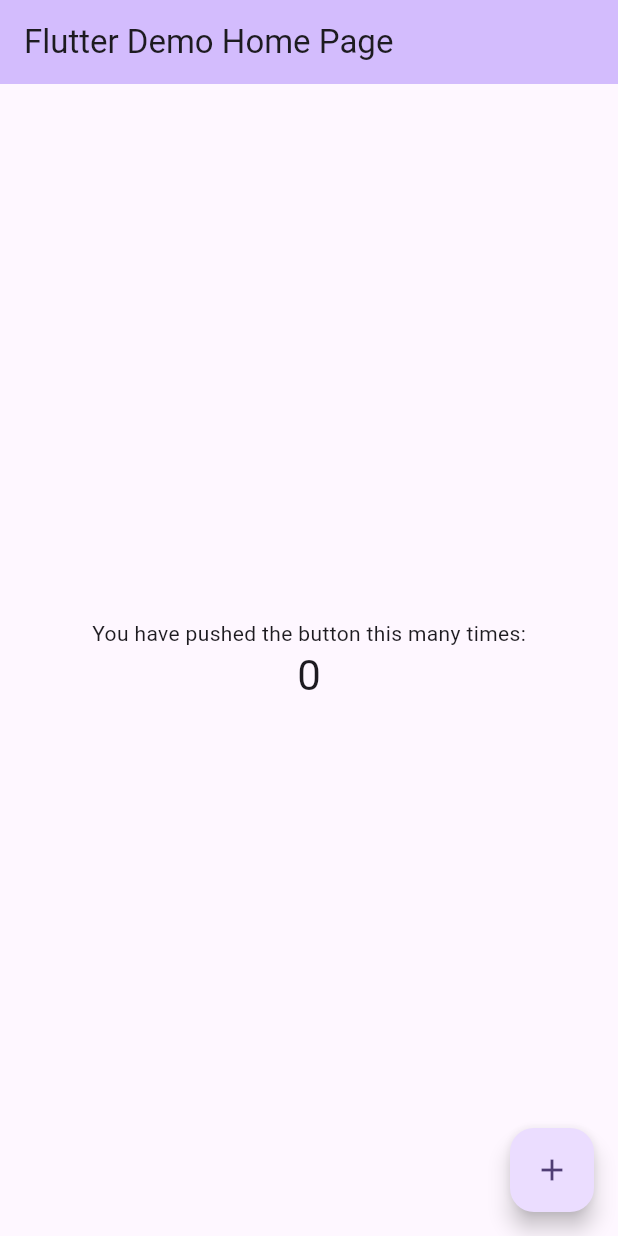
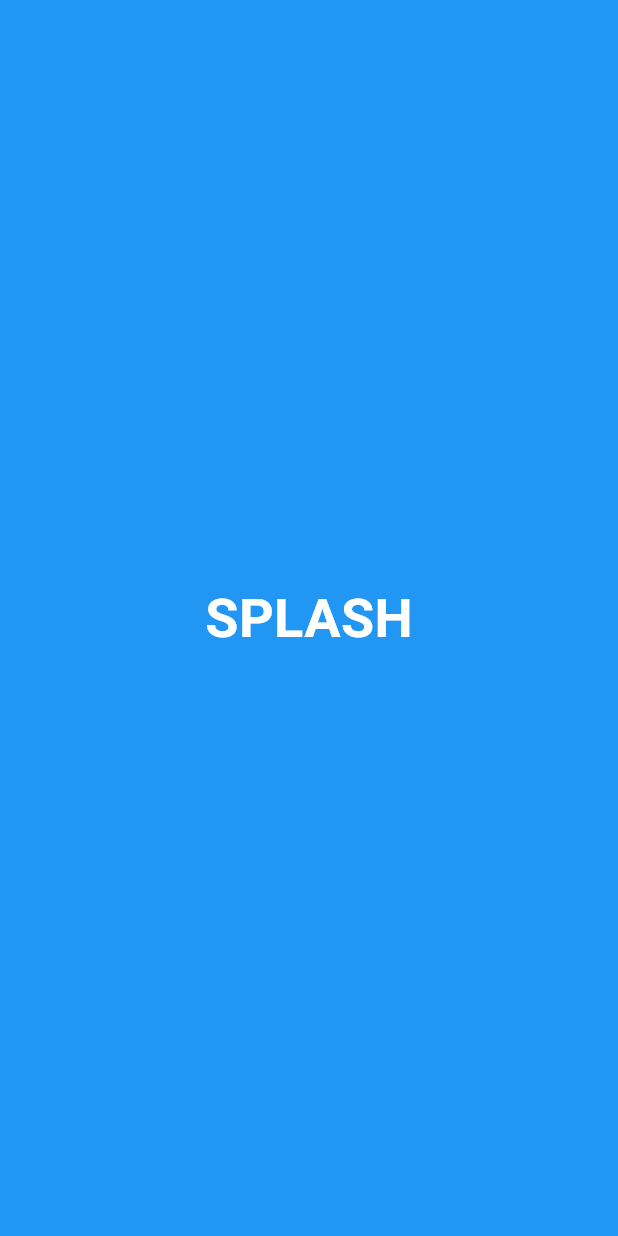
Before and after one commit to Silent2G/task_app, a Flutter app: the first screen one second after launch, on a phone screen of 412 x 824 dp. Run offline on Flutter 3.47's test engine with Material 3 defaults, Android fonts, the phone set to English and light mode, and no system bars; our stand-ins replace flutter_bloc, freezed_annotation, go_router.

Commit message:
base navigation setup, splash screen impl

```diff
--- /dev/null
+++ b/lib/app.dart
@@ -0,0 +1,21 @@
+import 'package:flutter/material.dart';
+import 'package:task_app/multi_provider_wrap.dart';
+import 'package:task_app/router/router.dart';
+
+class App extends StatelessWidget {
+  const App({super.key});
+
+  @override
+  Widget build(BuildContext context) {
+    return MultiProviderWrap(
+      child: MaterialApp.router(
+        routerDelegate: AppRouter.router.routerDelegate,
+        routeInformationParser: AppRouter.router.routeInformationParser,
+        title: 'App',
+        theme: ThemeData(
+          primarySwatch: Colors.blue,
+        ),
+      ),
+    );
+  }
+}
--- a/lib/features/login/presenter/state/login_cubit.dart
+++ b/lib/features/login/presenter/state/login_cubit.dart
@@ -0,0 +1,11 @@
+import 'package:flutter_bloc/flutter_bloc.dart';
+import 'package:freezed_annotation/freezed_annotation.dart';
+
+part 'login_cubit.freezed.dart';
+part 'login_state.dart';
+
+class LoginCubit extends Cubit<LoginState> {
+  LoginCubit() : super(LoginState.initial());
+
+  Future<void> init() async {}
+}
--- a/lib/features/splash/presenter/state/splash_cubit.dart
+++ b/lib/features/splash/presenter/state/splash_cubit.dart
@@ -0,0 +1,16 @@
+import 'package:flutter_bloc/flutter_bloc.dart';
+import 'package:freezed_annotation/freezed_annotation.dart';
+
+part 'splash_cubit.freezed.dart';
+part 'splash_state.dart';
+
+class SplashCubit extends Cubit<SplashState> {
+  SplashCubit() : super(SplashState.initial());
+
+  Future<void> init() async => _startSplashTimer();
+
+  void _startSplashTimer() async {
+    await Future.delayed(const Duration(seconds: 2));
+    emit(state.copyWith(isLoaded: true));
+  }
+}
--- a/lib/features/splash/presenter/state/splash_state.dart
+++ b/lib/features/splash/presenter/state/splash_state.dart
@@ -0,0 +1,12 @@
+part of 'splash_cubit.dart';
+
+@freezed
+class SplashState with _$SplashState {
+  const factory SplashState({
+    required bool isLoaded,
+  }) = _SplashState;
+
+  factory SplashState.initial() => const SplashState(
+        isLoaded: false,
+      );
+}
--- a/lib/features/splash/presenter/ui/page/splash_page.dart
+++ b/lib/features/splash/presenter/ui/page/splash_page.dart
@@ -0,0 +1,35 @@
+import 'package:flutter/material.dart';
+import 'package:flutter_bloc/flutter_bloc.dart';
+import 'package:go_router/go_router.dart';
+import 'package:task_app/features/splash/presenter/state/splash_cubit.dart';
+import 'package:task_app/router/routes.dart';
+
+class SplashPage extends StatelessWidget {
+  const SplashPage({super.key});
+
+  @override
+  Widget build(BuildContext context) {
+    return BlocConsumer<SplashCubit, SplashState>(
+      listener: (context, state) {
+        if (state.isLoaded) {
+          GoRouter.of(context).pushReplacement(Routes.login);
+        }
+      },
+      builder: (context, state) {
+        return const Scaffold(
+          backgroundColor: Colors.blue,
+          body: Center(
+            child: Text(
+              'SPLASH',
+              style: TextStyle(
+                fontSize: 36,
+                color: Colors.white,
+                fontWeight: FontWeight.w600,
+              ),
+            ),
+          ),
+        );
+      },
+    );
+  }
+}
--- a/lib/main.dart
+++ b/lib/main.dart
@@ -1,125 +1,5 @@
-import 'package:flutter/material.dart';
+import 'package:task_app/run_app_configuration.dart';
 
-void main() {
-  runApp(const MyApp());
+void main() async {
+  await runAppConfiguration();
 }
-
-class MyApp extends StatelessWidget {
-  const MyApp({super.key});
-
-  // This widget is the root of your application.
-  @override
-  Widget build(BuildContext context) {
-    return MaterialApp(
-      title: 'Flutter Demo',
-      theme: ThemeData(
-        // This is the theme of your application.
-        //
-        // TRY THIS: Try running your application with "flutter run". You'll see
-        // the application has a purple toolbar. Then, without quitting the app,
-        // try changing the seedColor in the colorScheme below to Colors.green
-        // and then invoke "hot reload" (save your changes or press the "hot
-        // reload" button in a Flutter-supported IDE, or press "r" if you used
-        // the command line to start the app).
-        //
-        // Notice that the counter didn't reset back to zero; the application
-        // state is not lost during the reload. To reset the state, use hot
-        // restart instead.
-        //
-        // This works for code too, not just values: Most code changes can be
-        // tested with just a hot reload.
-        colorScheme: ColorScheme.fromSeed(seedColor: Colors.deepPurple),
-        useMaterial3: true,
-      ),
-      home: const MyHomePage(title: 'Flutter Demo Home Page'),
-    );
-  }
-}
-
-class MyHomePage extends StatefulWidget {
-  const MyHomePage({super.key, required this.title});
-
-  // This widget is the home page of your application. It is stateful, meaning
-  // that it has a State object (defined below) that contains fields that affect
-  // how it looks.
-
-  // This class is the configuration for the state. It holds the values (in this
-  // case the title) provided by the parent (in this case the App widget) and
-  // used by the build method of the State. Fields in a Widget subclass are
-  // always marked "final".
-
-  final String title;
-
-  @override
-  State<MyHomePage> createState() => _MyHomePageState();
-}
-
-class _MyHomePageState extends State<MyHomePage> {
-  int _counter = 0;
-
-  void _incrementCounter() {
-    setState(() {
-      // This call to setState tells the Flutter framework that something has
-      // changed in this State, which causes it to rerun the build method below
-      // so that the display can reflect the updated values. If we changed
-      // _counter without calling setState(), then the build method would not be
-      // called again, and so nothing would appear to happen.
-      _counter++;
-    });
-  }
-
-  @override
-  Widget build(BuildContext context) {
-    // This method is rerun every time setState is called, for instance as done
-    // by the _incrementCounter method above.
-    //
-    // The Flutter framework has been optimized to make rerunning build methods
-    // fast, so that you can just rebuild anything that needs updating rather
-    // than having to individually change instances of widgets.
-    return Scaffold(
-      appBar: AppBar(
-        // TRY THIS: Try changing the color here to a specific color (to
-        // Colors.amber, perhaps?) and trigger a hot reload to see the AppBar
-        // change color while the other colors stay the same.
-        backgroundColor: Theme.of(context).colorScheme.inversePrimary,
-        // Here we take the value from the MyHomePage object that was created by
-        // the App.build method, and use it to set our appbar title.
-        title: Text(widget.title),
-      ),
-      body: Center(
-        // Center is a layout widget. It takes a single child and positions it
-        // in the middle of the parent.
-        child: Column(
-          // Column is also a layout widget. It takes a list of children and
-          // arranges them vertically. By default, it sizes itself to fit its
-          // children horizontally, and tries to be as tall as its parent.
-          //
-          // Column has various properties to control how it sizes itself and
-          // how it positions its children. Here we use mainAxisAlignment to
-          // center the children vertically; the main axis here is the vertical
-          // axis because Columns are vertical (the cross axis would be
-          // horizontal).
-          //
-          // TRY THIS: Invoke "debug painting" (choose the "Toggle Debug Paint"
-          // action in the IDE, or press "p" in the console), to see the
-          // wireframe for each widget.
-          mainAxisAlignment: MainAxisAlignment.center,
-          children: <Widget>[
-            const Text(
-              'You have pushed the button this many times:',
-            ),
-            Text(
-              '$_counter',
-              style: Theme.of(context).textTheme.headlineMedium,
-            ),
-          ],
-        ),
-      ),
-      floatingActionButton: FloatingActionButton(
-        onPressed: _incrementCounter,
-        tooltip: 'Increment',
-        child: const Icon(Icons.add),
-      ), // This trailing comma makes auto-formatting nicer for build methods.
-    );
-  }
-}
--- /dev/null
+++ b/lib/multi_provider_wrap.dart
@@ -0,0 +1,21 @@
+import 'package:flutter/material.dart';
+import 'package:flutter_bloc/flutter_bloc.dart';
+import 'package:task_app/features/splash/presenter/state/splash_cubit.dart';
+
+class MultiProviderWrap extends StatelessWidget {
+  const MultiProviderWrap({
+    required this.child,
+    super.key,
+  });
+
+  final Widget child;
+
+  @override
+  Widget build(BuildContext context) => MultiBlocProvider(
+        providers: [
+          BlocProvider<SplashCubit>(create: (_) => SplashCubit()..init()),
+          // Add global providers
+        ],
+        child: child,
+      );
+}
--- /dev/null
+++ b/lib/router/router.dart
@@ -0,0 +1,61 @@
+import 'package:flutter/foundation.dart';
+import 'package:flutter/material.dart';
+import 'package:flutter_bloc/flutter_bloc.dart';
+import 'package:go_router/go_router.dart';
+import 'package:task_app/features/login/presenter/state/login_cubit.dart';
+import 'package:task_app/features/login/presenter/ui/page/login_screen.dart';
+import 'package:task_app/features/splash/presenter/ui/page/splash_page.dart';
+import 'package:task_app/router/routes.dart';
+
+final GlobalKey<NavigatorState> _rootNavigatorKey =
+    GlobalKey<NavigatorState>(debugLabel: 'root');
+
+class AppRouter {
+  static final GoRouter router = GoRouter(
+    debugLogDiagnostics: kDebugMode,
+    navigatorKey: _rootNavigatorKey,
+    initialLocation: Routes.splash,
+    routes: [
+      GoRoute(
+        path: Routes.splash,
+        parentNavigatorKey: _rootNavigatorKey,
+        pageBuilder: (context, state) => _defaultTransition(
+          context: context,
+          state: state,
+          child: const SplashPage(),
+        ),
+      ),
+      GoRoute(
+        path: Routes.login,
+        parentNavigatorKey: _rootNavigatorKey,
+        pageBuilder: (context, state) => _defaultTransition(
+          context: context,
+          state: state,
+          child: BlocProvider(
+            create: (_) => LoginCubit(),
+            child: const LoginScreen(),
+          ),
+        ),
+      ),
+    ],
+  );
+}
+
+CustomTransitionPage _defaultTransition<T>({
+  required BuildContext context,
+  required GoRouterState state,
+  required Widget child,
+  bool fullscreenDialog = false,
+}) {
+  return CustomTransitionPage<T>(
+    key: state.pageKey,
+    child: child,
+    fullscreenDialog: fullscreenDialog,
+    transitionsBuilder: (_, animation, __, child) {
+      return FadeTransition(
+        opacity: animation,
+        child: child,
+      );
+    },
+  );
+}
--- /dev/null
+++ b/lib/router/routes.dart
@@ -0,0 +1,7 @@
+class Routes {
+  static const String splash = "/";
+  static const String login = "/login";
+  static const String home = "/home";
+  static const String userDetail = "/userDetail";
+
+}
```
Also changed, not shown: lib/common/presenter/ui/models/state_status.dart (added, +21 -0 lines), lib/features/login/presenter/state/login_state.dart (+16 -0 lines), lib/features/login/presenter/ui/page/login_screen.dart (added, +29 -0 lines), lib/run_app_configuration.dart (added, +15 -0 lines), pubspec.yaml (+14 -1 lines), lib/common/presenter/ui/models/state_status.freezed.dart (added), lib/features/login/presenter/state/login_cubit.freezed.dart (added), lib/features/login/presenter/ui/page/login_page.dart (deleted), lib/features/splash/presenter/state/splash_cubit.freezed.dart (added), lib/router/some_router_impl.dart (deleted), pubspec.lock, 1 other file.
